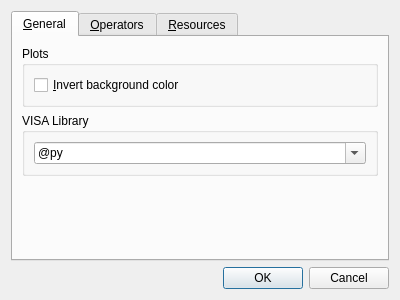
The window that comet/widgets/preferencesdialog.ui (hephy-dd/comet) describes before a commit, drawn with Qt 5.
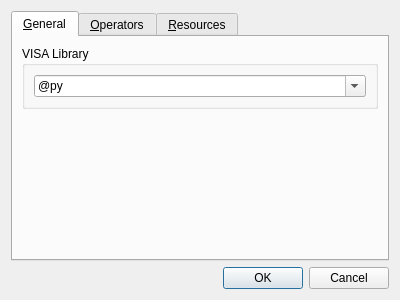
The same window after the commit.

Commit message: removed obsolete invert plots option

```diff
--- a/comet/widgets/preferencesdialog.ui
+++ b/comet/widgets/preferencesdialog.ui
@@ -38,7 +38,7 @@
        <string>&amp;General</string>
       </attribute>
       <layout class="QGridLayout" name="gridLayout_5">
-       <item row="2" column="0">
+       <item row="1" column="0">
         <spacer name="generalVerticalSpacer">
          <property name="orientation">
           <enum>Qt::Vertical</enum>
@@ -52,22 +52,6 @@
         </spacer>
        </item>
        <item row="0" column="0">
-        <widget class="QGroupBox" name="plotsGroupBox">
-         <property name="title">
-          <string>Plots</string>
-         </property>
-         <layout class="QGridLayout" name="gridLayout_4">
-          <item row="0" column="0">
-           <widget class="QCheckBox" name="invertPlotsCheckBox">
-            <property name="text">
-             <string>&amp;Invert background color</string>
-            </property>
-           </widget>
-          </item>
-         </layout>
-        </widget>
-       </item>
-       <item row="1" column="0">
         <widget class="QGroupBox" name="visaGroupBox">
          <property name="title">
           <string>VISA Library</string>
```
